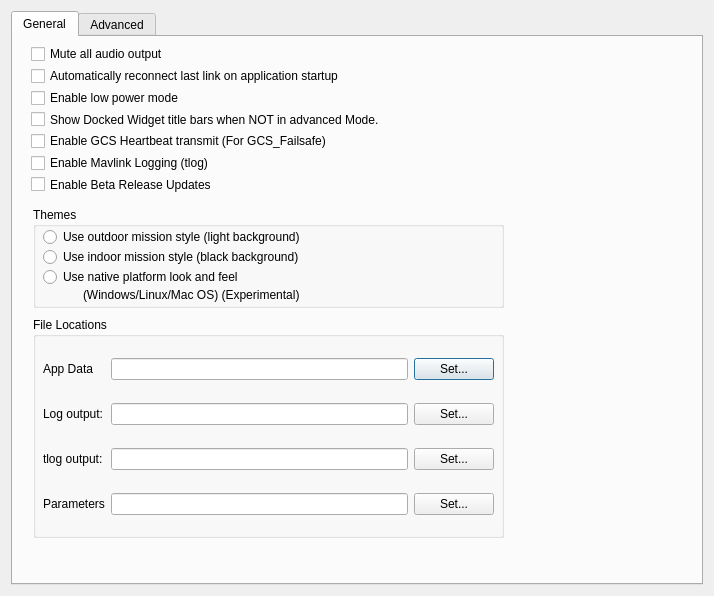
The window that src/ui/QGCSettingsWidget.ui (ArduPilot/apm_planner) describes before a commit, drawn with Qt 5.
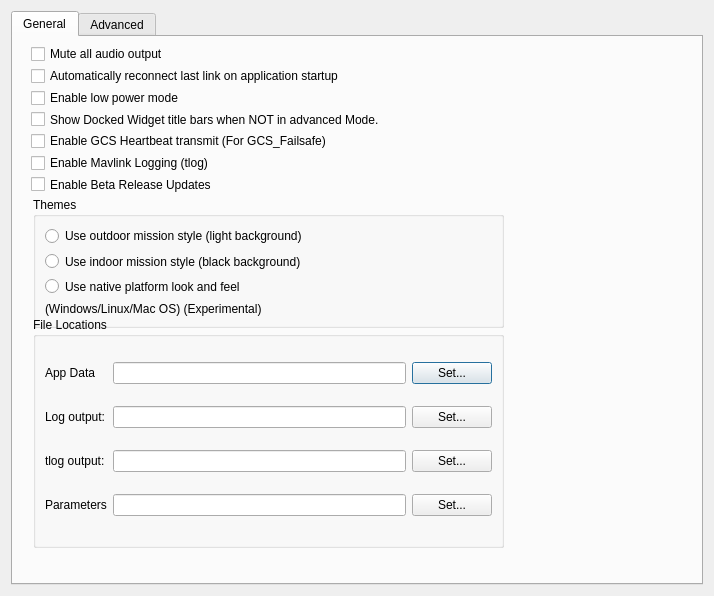
The same window after the commit. Icons and pictures are not drawn.

Commit message: AP2 Setup: Fix layout issue with groupboxes

```diff
--- a/src/ui/QGCSettingsWidget.ui
+++ b/src/ui/QGCSettingsWidget.ui
@@ -32,21 +32,14 @@
          <x>20</x>
          <y>280</y>
          <width>471</width>
-         <height>221</height>
+         <height>231</height>
         </rect>
        </property>
        <property name="title">
         <string>File Locations</string>
        </property>
-       <widget class="QWidget" name="layoutWidget">
-        <property name="geometry">
-         <rect>
-          <x>10</x>
-          <y>24</y>
-          <width>451</width>
-          <height>191</height>
-         </rect>
-        </property>
+       <layout class="QHBoxLayout" name="horizontalLayout_2">
+        <item>
         <layout class="QGridLayout" name="gridLayout">
          <item row="0" column="0">
           <widget class="QLabel" name="label_3">
@@ -117,29 +110,38 @@
           </widget>
          </item>
         </layout>
-       </widget>
+        </item>
+       </layout>
       </widget>
       <widget class="QGroupBox" name="groupBox_2">
        <property name="geometry">
         <rect>
          <x>20</x>
-         <y>170</y>
+         <y>160</y>
          <width>471</width>
-         <height>101</height>
+         <height>131</height>
         </rect>
        </property>
        <property name="title">
         <string>Themes</string>
        </property>
+       <layout class="QVBoxLayout" name="verticalLayout_3">
+        <item>
+         <widget class="QRadioButton" name="outdoorStyle">
+          <property name="text">
+           <string>Use outdoor mission style (light background)</string>
+          </property>
+         </widget>
+        </item>
+        <item>
+         <widget class="QRadioButton" name="indoorStyle">
+          <property name="text">
+           <string>Use indoor mission style (black background)</string>
+          </property>
+         </widget>
+        </item>
+        <item>
        <widget class="QRadioButton" name="nativeStyle">
-        <property name="geometry">
-         <rect>
-          <x>10</x>
-          <y>60</y>
-          <width>235</width>
-          <height>20</height>
-         </rect>
-        </property>
         <property name="text">
          <string>Use native platform look and feel</string>
         </property>
@@ -147,47 +149,17 @@
          <bool>true</bool>
         </property>
        </widget>
-       <widget class="QRadioButton" name="indoorStyle">
-        <property name="geometry">
-         <rect>
-          <x>10</x>
-          <y>40</y>
-          <width>305</width>
-          <height>20</height>
-         </rect>
-        </property>
-        <property name="text">
-         <string>Use indoor mission style (black background)</string>
-        </property>
-       </widget>
-       <widget class="QRadioButton" name="outdoorStyle">
-        <property name="geometry">
-         <rect>
-          <x>10</x>
-          <y>20</y>
-          <width>310</width>
-          <height>20</height>
-         </rect>
-        </property>
-        <property name="text">
-         <string>Use outdoor mission style (light background)</string>
-        </property>
-       </widget>
+        </item>
+        <item>
        <widget class="QLabel" name="label_5">
-        <property name="geometry">
-         <rect>
-          <x>50</x>
-          <y>80</y>
-          <width>254</width>
-          <height>16</height>
-         </rect>
-        </property>
         <property name="text">
          <string>(Windows/Linux/Mac OS) (Experimental)</string>
         </property>
        </widget>
+        </item>
+       </layout>
       </widget>
-      <widget class="QWidget" name="">
+      <widget class="QWidget" name="layoutWidget">
        <property name="geometry">
         <rect>
          <x>18</x>
```
Left out of the diff: 8 changed lines with no effect on the pictures. Lines whose indentation alone changed are shown as unchanged.
